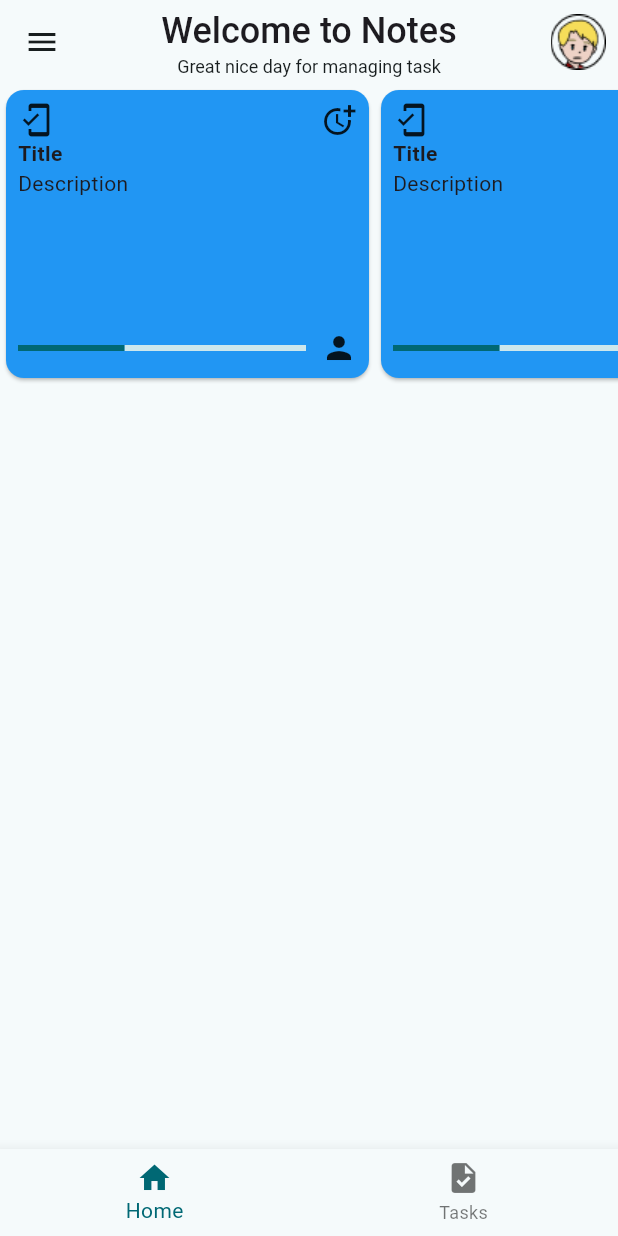
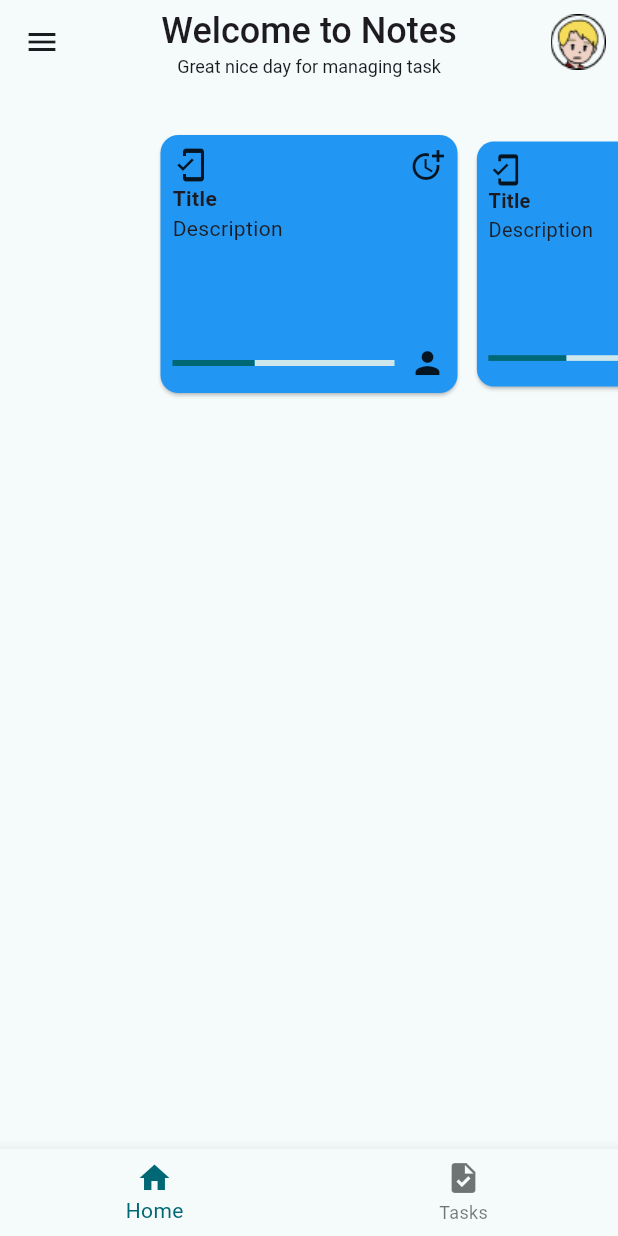
Before and after one commit to Selvababu93/planner, a Flutter app: the screen it shows after launch, on a phone screen of 412 x 824 dp. Run offline on Flutter 3.47's test engine with Material 3 defaults, Android fonts, the light colour scheme and no system bars; our stand-ins replace google_fonts.

Commit message:
fixed task card

```diff
--- a/lib/screens/home_screen.dart
+++ b/lib/screens/home_screen.dart
@@ -1,4 +1,5 @@
 import 'package:flutter/material.dart';
+import 'package:todoist/widgets/carousel/task_carousel.dart';
 import 'package:todoist/widgets/scroll/singlechild_scroll.dart';
 
 class HomeScreen extends StatelessWidget {
@@ -35,8 +36,10 @@ class HomeScreen extends StatelessWidget {
 
       body: Column(
         children: [
-          // task scroll
-          TaskScroll(),
+          Container(
+            padding: const EdgeInsets.only(top: 30),
+            child: TaskCarousel(),
+          ),
         ],
       ),
     );
--- /dev/null
+++ b/lib/widgets/carousel/task_carousel.dart
@@ -0,0 +1,48 @@
+import 'package:flutter/material.dart';
+import 'package:todoist/widgets/task_card.dart';
+
+class TaskCarousel extends StatefulWidget {
+  const TaskCarousel({super.key});
+
+  @override
+  State<TaskCarousel> createState() => _TaskCarouselState();
+}
+
+class _TaskCarouselState extends State<TaskCarousel> {
+  // 0.8 means the center card takes 80% of the width
+  final PageController _pageController = PageController(viewportFraction: 0.5);
+  double _currentPage = 0.0;
+
+  @override
+  void initState() {
+    super.initState();
+    _pageController.addListener(() {
+      setState(() {
+        _currentPage = _pageController.page!;
+      });
+    });
+  }
+
+  @override
+  Widget build(BuildContext context) {
+    return SizedBox(
+      height: 180, // Set based on your card design
+      child: PageView.builder(
+        controller: _pageController,
+        itemCount: 3,
+        itemBuilder: (context, index) {
+          // 1. Lower multiplier (0.05) makes the transition smoother
+          // 2. Higher clamp (0.95) makes side cards larger/less "zoomed out"
+          double scale = (1 - (_currentPage - index).abs() * 0.05).clamp(0.95, 1.0);
+          return Transform.scale(
+            scale: scale,
+            child: TaskCard(
+              // color: index == 1 ? Colors.redAccent : Colors.tealAccent,
+              // title: index == 1 ? "Mobile App Design" : "Website Design",
+            ),
+          );
+        },
+      ),
+    );
+  }
+}
--- a/lib/widgets/scroll/singlechild_scroll.dart
+++ b/lib/widgets/scroll/singlechild_scroll.dart
@@ -5,42 +5,58 @@ class TaskScroll extends StatelessWidget {
 
   @override
   Widget build(BuildContext context) {
+    final PageController _controller = PageController(viewportFraction: 0.5);
+
     return SizedBox(
       height: 200, // Important: ListView needs a height in a horizontal layout
-      child: ListView.builder(
-        scrollDirection: Axis.horizontal,
-        itemCount: 5, // Number of cards
-        itemBuilder: (context, index) {
-          return SizedBox(
-            width: 250, // Fixed width for each task card
-            child: Card(
-              color: Colors.blue,
-              child: Padding(
-                padding: const EdgeInsets.all(8.0),
-                child: Column(
-                  crossAxisAlignment: CrossAxisAlignment.start,
-                  children: [
-                    const Row(
-                      mainAxisAlignment: MainAxisAlignment.spaceBetween,
-                      children: [Icon(Icons.mobile_friendly), Icon(Icons.more_time_outlined)],
-                    ),
-                    const Text('Title', style: TextStyle(fontWeight: FontWeight.bold)),
-                    const Text("Description"),
-                    const Spacer(), // Pushes the progress section to the bottom
-                    Row(
-                      children: [
-                        const Expanded(child: LinearProgressIndicator()),
-                        const SizedBox(width: 10),
-                        Stack(children: const [Icon(Icons.person)]),
-                      ],
-                    ),
-                  ],
-                ),
-              ),
+      child: PageView.builder(
+        controller: _controller,
+        itemCount: 5,
+        itemBuilder: (context, index) => Padding(
+          padding: const EdgeInsetsGeometry.symmetric(horizontal: 10),
+          child: Card(
+            color: Colors.red,
+            child: Center(
+              child: Text('data'),
             ),
-          );
-        },
+          ),
+        ),
       ),
+
+      // child: ListView.builder(
+      //   scrollDirection: Axis.horizontal,
+      //   itemCount: 5, // Number of cards
+      //   itemBuilder: (context, index) {
+      //     return SizedBox(
+      //       width: 250, // Fixed width for each task card
+      //       child: Card(
+      //         color: Colors.blue,
+      //         child: Padding(
+      //           padding: const EdgeInsets.all(8.0),
+      //           child: Column(
+      //             crossAxisAlignment: CrossAxisAlignment.start,
+      //             children: [
+      //               const Row(
+      //                 mainAxisAlignment: MainAxisAlignment.spaceBetween,
+      //                 children: [Icon(Icons.mobile_friendly), Icon(Icons.more_time_outlined)],
+      //               ),
+      //               const Text('Title', style: TextStyle(fontWeight: FontWeight.bold)),
+      //               const Text("Description"),
+      //               const Spacer(), // Pushes the progress section to the bottom
+      //               Row(
+      //                 children: [
+      //                   const Expanded(child: LinearProgressIndicator()),
+      //                   const SizedBox(width: 10),
+      //                   Stack(children: const [Icon(Icons.person)]),
+      //                 ],
+      //               ),
+      //             ],
+      //           ),
+      //         ),
+      //       ),
+      //     );
+      //   },
+      // ),
     );
   }
 }
--- /dev/null
+++ b/lib/widgets/task_card.dart
@@ -0,0 +1,35 @@
+import 'package:flutter/material.dart';
+
+class TaskCard extends StatelessWidget {
+  const TaskCard({super.key});
+
+  @override
+  Widget build(BuildContext context) {
+    // TODO: implement build
+    return Card(
+      color: Colors.blue,
+      child: Padding(
+        padding: const EdgeInsets.all(8.0),
+        child: Column(
+          crossAxisAlignment: CrossAxisAlignment.start,
+          children: [
+            const Row(
+              mainAxisAlignment: MainAxisAlignment.spaceBetween,
+              children: [Icon(Icons.mobile_friendly), Icon(Icons.more_time_outlined)],
+            ),
+            const Text('Title', style: TextStyle(fontWeight: FontWeight.bold)),
+            const Text("Description"),
+            const Spacer(), // Pushes the progress section to the bottom
+            Row(
+              children: [
+                const Expanded(child: LinearProgressIndicator()),
+                const SizedBox(width: 10),
+                Stack(children: const [Icon(Icons.person)]),
+              ],
+            ),
+          ],
+        ),
+      ),
+    );
+  }
+}
```
